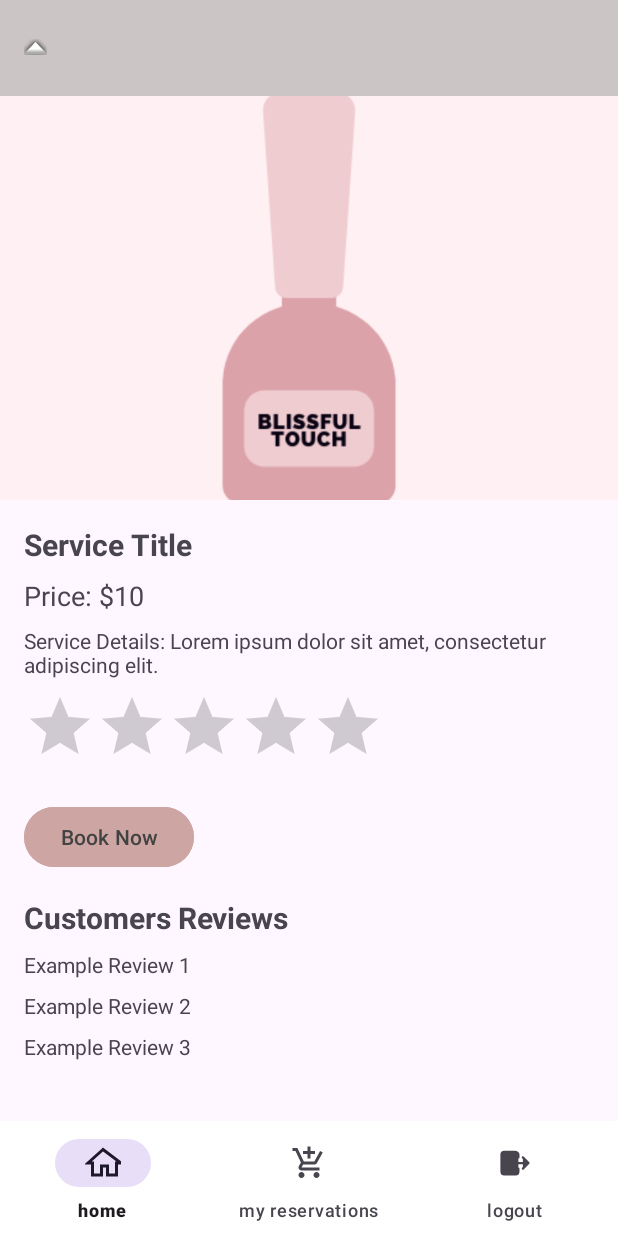
After one commit to shahad789/AndroidBlissFullTouchProject, an Android app: the layout product_details.xml on its own in the app's theme, with its tools: preview values and no code run, on a phone screen of 412 x 824 dp. The commit adds this screen. Run offline under Robolectric (Android 15) with nearby library versions, the phone set to English and light mode, and no system bars.

Commit message:
added product_details.xml and add_review.xml

```diff
--- /dev/null
+++ b/app/src/main/res/layout/product_details.xml
@@ -0,0 +1,147 @@
+<?xml version="1.0" encoding="utf-8"?>
+<RelativeLayout xmlns:android="http://schemas.android.com/apk/res/android"
+    xmlns:app="http://schemas.android.com/apk/res-auto"
+    xmlns:tools="http://schemas.android.com/tools"
+    android:layout_width="match_parent"
+    android:layout_height="match_parent">
+
+    <!-- Header with back arrow -->
+    <androidx.appcompat.widget.Toolbar
+        android:id="@+id/toolbar"
+        android:layout_width="match_parent"
+        android:layout_height="?attr/actionBarSize"
+        android:layout_alignParentTop="true"
+        android:background="@color/lightgrey"
+        android:elevation="4dp"
+        android:minHeight="?attr/actionBarSize"
+        android:popupTheme="@style/ThemeOverlay.AppCompat.Light"
+        android:theme="?attr/actionBarTheme">
+
+        <ImageButton
+            android:id="@+id/btn_back"
+            android:layout_width="wrap_content"
+            android:layout_height="wrap_content"
+            android:background="?attr/selectableItemBackgroundBorderless"
+            android:contentDescription="@string/app_name2"
+            android:onClick="onBackPressed"
+            android:src="@android:drawable/arrow_up_float"
+            tools:ignore="TouchTargetSizeCheck,ImageContrastCheck" />
+
+    </androidx.appcompat.widget.Toolbar>
+
+    <!-- Image of the service -->
+    <ImageView
+        android:id="@+id/img_service"
+        android:layout_width="match_parent"
+        android:layout_height="269dp"
+        android:layout_below="@id/toolbar"
+        android:layout_marginTop="0dp"
+        android:contentDescription="@string/todo"
+        android:scaleType="centerCrop"
+        app:srcCompat="@drawable/blissful_touch" />
+
+
+    <!-- Title of the service -->
+    <TextView
+        android:id="@+id/tv_service_title"
+        android:layout_width="wrap_content"
+        android:layout_height="wrap_content"
+        android:layout_below="@id/img_service"
+        android:layout_marginStart="16dp"
+        android:layout_marginTop="16dp"
+        android:text="@string/service_title"
+        android:textSize="20sp"
+        android:textStyle="bold" />
+
+    <!-- Price and details -->
+    <TextView
+        android:id="@+id/tv_price"
+        android:layout_width="wrap_content"
+        android:layout_height="wrap_content"
+        android:layout_below="@id/tv_service_title"
+        android:layout_marginStart="16dp"
+        android:layout_marginTop="8dp"
+        android:text="@string/price_10"
+        android:textSize="18sp" />
+
+    <TextView
+        android:id="@+id/tv_details"
+        android:layout_width="wrap_content"
+        android:layout_height="wrap_content"
+        android:layout_below="@id/tv_price"
+        android:layout_marginStart="16dp"
+        android:layout_marginTop="8dp"
+        android:text="@string/service_details_lorem_ipsum_dolor_sit_amet_consectetur_adipiscing_elit" />
+    <!-- Rating -->
+    <RatingBar
+        android:id="@+id/rating_bar"
+        android:layout_width="wrap_content"
+        android:layout_height="wrap_content"
+        android:layout_below="@id/tv_details"
+        android:layout_marginStart="16dp"
+        android:layout_marginTop="8dp" />
+
+    <!-- Button for booking -->
+    <Button
+        android:id="@+id/btn_book"
+        android:layout_width="wrap_content"
+        android:layout_height="wrap_content"
+        android:layout_below="@id/rating_bar"
+        android:layout_marginStart="16dp"
+        android:layout_marginTop="16dp"
+        android:backgroundTint="@color/babyPink"
+        android:text="@string/book_now"
+        android:textColor="#424242" />
+
+    <!-- Reviews -->
+    <LinearLayout
+        android:layout_width="match_parent"
+        android:layout_height="wrap_content"
+        android:layout_below="@id/btn_book"
+        android:layout_marginTop="16dp"
+        android:orientation="vertical">
+
+        <TextView
+            android:id="@+id/tv_reviews_title"
+            android:layout_width="wrap_content"
+            android:layout_height="wrap_content"
+            android:layout_marginStart="16dp"
+            android:text="@string/customers_reviews1"
+            android:textSize="20sp"
+            android:textStyle="bold" />
+
+        <!-- Example Reviews -->
+        <TextView
+            android:layout_width="wrap_content"
+            android:layout_height="wrap_content"
+            android:layout_marginStart="16dp"
+            android:layout_marginTop="8dp"
+            android:text="@string/example_review_1" />
+
+        <TextView
+            android:layout_width="wrap_content"
+            android:layout_height="wrap_content"
+            android:layout_marginStart="16dp"
+            android:layout_marginTop="8dp"
+            android:text="@string/example_review_2" />
+
+        <TextView
+            android:layout_width="wrap_content"
+            android:layout_height="wrap_content"
+            android:layout_marginStart="16dp"
+            android:layout_marginTop="8dp"
+            android:text="@string/example_review_3" />
+
+
+    </LinearLayout>
+
+    <!-- Footer navigation -->
+    <com.google.android.material.bottomnavigation.BottomNavigationView
+        android:id="@+id/bottomNavView"
+        android:layout_width="match_parent"
+        android:layout_height="wrap_content"
+        android:layout_alignParentBottom="true"
+        android:layout_marginBottom="-3dp"
+        android:background="#ffffff"
+        app:menu="@menu/menu" />
+</RelativeLayout>
--- a/app/src/main/res/values/colors.xml
+++ b/app/src/main/res/values/colors.xml
@@ -3,4 +3,7 @@
     <color name="black">#FF000000</color>
     <color name="white">#FFFFFFFF</color>
     <color name="simplebackgroundcolor">#f2ede3</color>
+    <color name="babyPink">#CDA6A4</color>
+    <color name="grey" />
+    <color name="lightgrey">#CCC5C5</color>
 </resources>
--- /dev/null
+++ b/app/src/main/res/values/ids.xml
@@ -0,0 +1,15 @@
+<?xml version="1.0" encoding="utf-8"?>
+<resources>
+    <item name="img_service" type="id" />
+    <item name="tv_service_title" type="id" />
+    <item name="tv_price" type="id" />
+    <item name="tv_details" type="id" />
+    <item name="rating_bar" type="id" />
+    <item name="btn_book" type="id" />
+    <item name="tv_reviews_title" type="id" />
+    <item name="toolbar" type="id" />
+    <item name="btn_back" type="id" />
+    <item name="btn_cancel" type="id" />
+    <item name="btn_confirm" type="id" />
+    <item name="et_review" type="id" />
+</resources>
--- a/app/src/main/res/values/strings.xml
+++ b/app/src/main/res/values/strings.xml
@@ -54,4 +54,31 @@
     <string name="confirn2">confirm deleting the reservation</string>
     <string name="confirm1">confirm</string>
 
+
+
+        <string name="app_name2">productDetails_page</string>
+        <string name="todo">TODO</string>
+        <string name="price_10">Price: $10</string>
+        <string name="service_details_lorem_ipsum_dolor_sit_amet_consectetur_adipiscing_elit">Service Details: Lorem ipsum dolor sit amet, consectetur adipiscing elit.</string>
+        <string name="book_now">Book Now</string>
+        <string name="reservations">Reservations</string>
+        <string name="logout">Logout</string>
+        <string name="back" />
+        <string name="service_title">Service Title</string>
+        <string name="customers_reviews">Customers Reviews</string>
+        <string name="customers_reviews1">Customers Reviews</string>
+        <string name="example_review_1">Example Review 1</string>
+        <string name="example_review_2">Example Review 2</string>
+        <string name="example_review_3">Example Review 3</string>
+        <string name="logout1">logout</string>
+        <string name="write_your_review_here">Write your review here</string>
+        <string name="confirm2">Confirm</string>
+        <string name="service_details">Service Details Lorem ipsum dolor sit amet, consectetur adipiscing elit.</string>
+        <string name="price">Price: $10</string>
+        <string name="service_title1">Service Title</string>
+        <string name="back1">Back</string>
+
+
+
+
 </resources>
```
Also changed, not shown: app/src/main/res/layout/add_review.xml (added, +118 -0 lines), app/src/main/res/drawable/blissful_touch.png (added).
